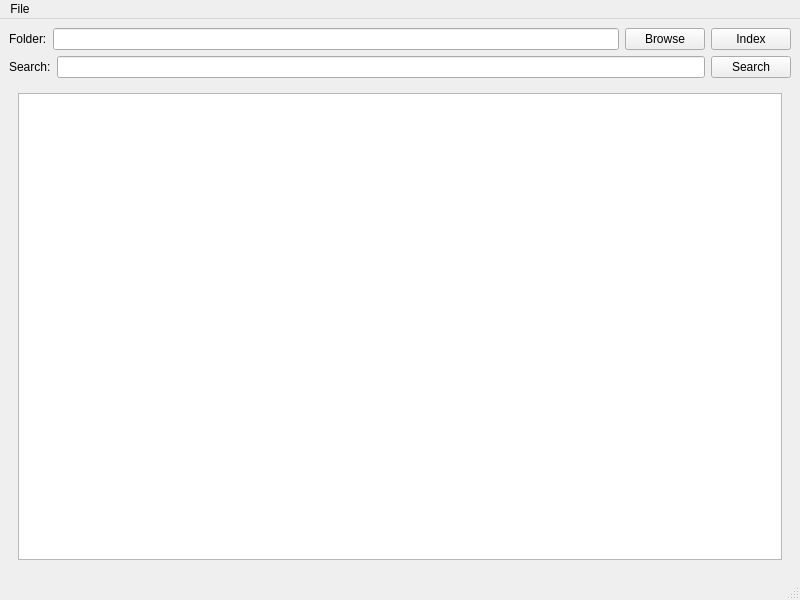
Qt form MainWindow.ui (HAL9000COM/PicFinder) before a commit.
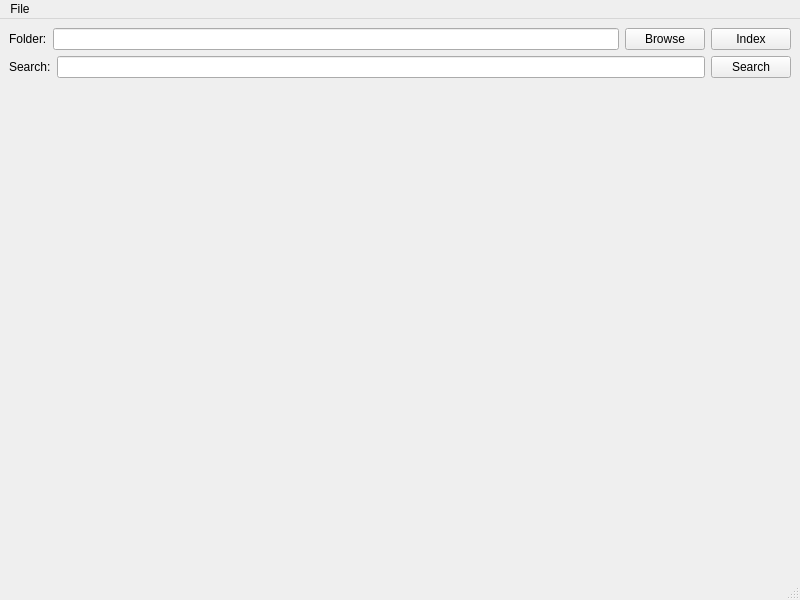
The same form after that commit. Icons and pictures are not drawn.

Commit message: Add paged results for lower memory usage and faster loading.

```diff
--- a/MainWindow.ui
+++ b/MainWindow.ui
@@ -72,12 +72,16 @@
      </layout>
     </item>
     <item>
-     <widget class="QWidget" name="widget" native="true">
-      <layout class="QVBoxLayout" name="verticalLayout_2">
-       <item>
-        <widget class="QListWidget" name="listWidget_search_result"/>
-       </item>
-      </layout>
+     <widget class="QFrame" name="frame">
+      <property name="frameShape">
+       <enum>QFrame::Shape::NoFrame</enum>
+      </property>
+      <property name="frameShadow">
+       <enum>QFrame::Shadow::Plain</enum>
+      </property>
+      <property name="lineWidth">
+       <number>0</number>
+      </property>
      </widget>
     </item>
    </layout>
```
The commit also changes 6 other files.
